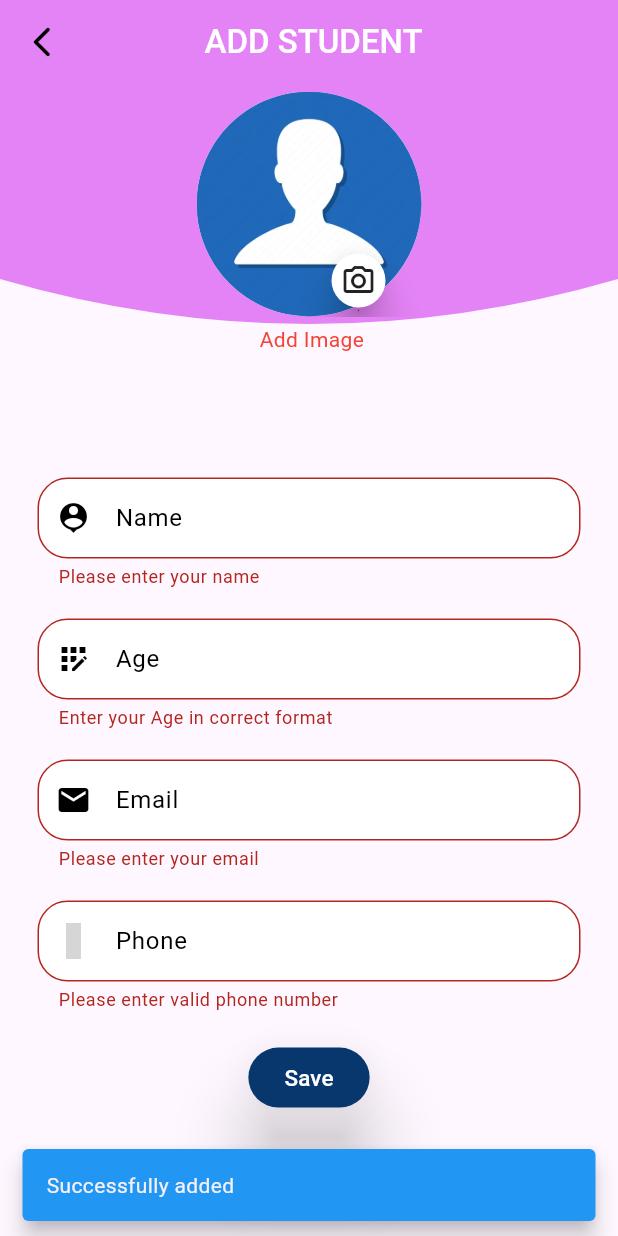
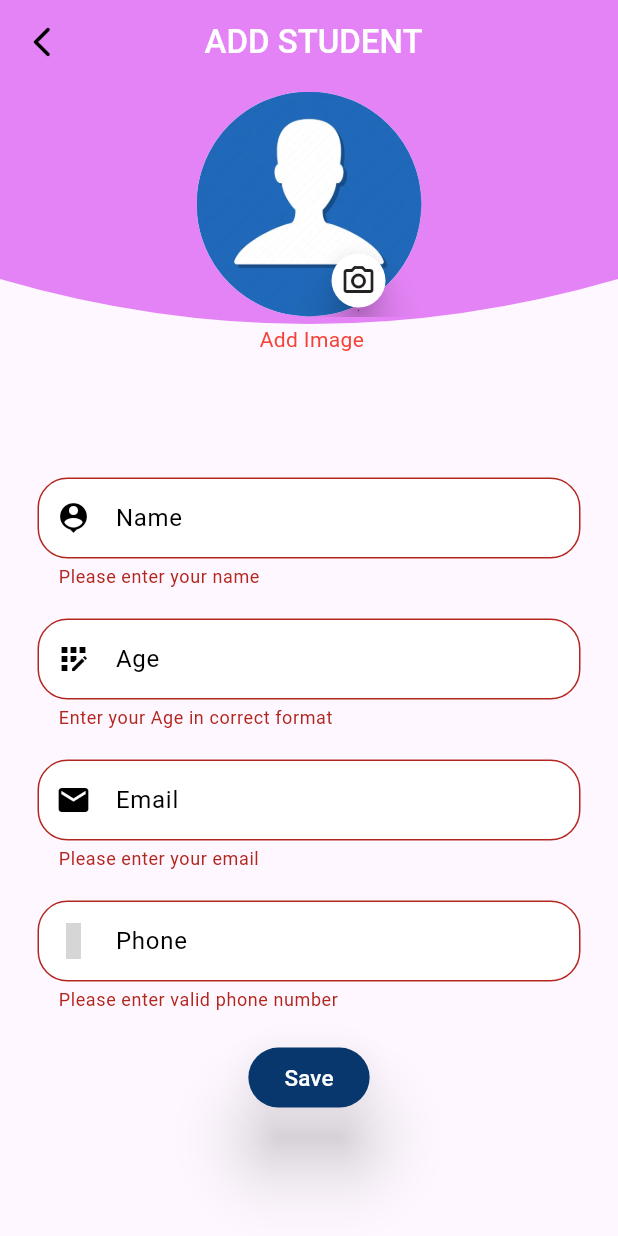
Before and after one commit to RENEEV18/FLutter_Students_Port, a Flutter app: the StudentDetails screen opened directly, after a tap on "Save", on a phone screen of 412 x 824 dp. Run offline on Flutter 3.47's test engine with Material 2 defaults, Android fonts, the phone set to English and light mode, and no system bars; our stand-ins replace google_fonts, hive_flutter, image_picker, loading_animation_widget; accounts and stored records are empty; network calls fail; statements that could not run were skipped; grey boxes are pictures that could not be loaded.

Commit message:
Provider finished

```diff
--- a/lib/list_student.dart
+++ b/lib/list_student.dart
@@ -14,7 +14,11 @@ class ListStudent extends StatelessWidget {
       builder: (context, value, child) {
         return value.dataFound.isEmpty
             ? const Center(
-                child: Text('No Results Found'),
+                heightFactor: 20,
+                child: Text(
+                  'No Results Found!',
+                  style: TextStyle(fontWeight: FontWeight.bold),
+                ),
               )
             : ListView.separated(
                 physics: const NeverScrollableScrollPhysics(),
@@ -89,9 +93,9 @@ void onPressedDelete(BuildContext context, String index) {
                   .getAllData(context);
               ScaffoldMessenger.of(context).showSnackBar(
                 const SnackBar(
-                  content: Text('Successfully delted !'),
+                  content: Text('Successfully deleted !'),
                   behavior: SnackBarBehavior.floating,
-                  duration: Duration(seconds: 2),
+                  duration: Duration(seconds: 1),
                   backgroundColor: Colors.blue,
                 ),
               );
--- a/lib/student_details.dart
+++ b/lib/student_details.dart
@@ -160,6 +160,7 @@ class StudentDetails extends StatelessWidget {
                     height: MediaQuery.of(context).size.height * 0.10,
                   ),
                   ListDetails(
+                    keyboardType: TextInputType.name,
                     formValidator: (p0) {
                       if (p0!.isEmpty) {
                         return 'Please enter your name';
@@ -167,7 +168,6 @@ class StudentDetails extends StatelessWidget {
                         return null;
                       }
                     },
-                    keyboardType: TextInputType.name,
                     controller: studentName,
                     text: const Text(
                       'Name',
@@ -211,7 +211,7 @@ class StudentDetails extends StatelessWidget {
                         return null;
                       }
                     },
-                    keyboardType: TextInputType.emailAddress,
+                    keyboardType: TextInputType.name,
                     controller: _email,
                     text: const Text(
                       'Email',
@@ -262,17 +262,10 @@ class StudentDetails extends StatelessWidget {
                             imagePicker.isVisible(imagePicker.image);
                           }
                         }
-                        ScaffoldMessenger.of(context).showSnackBar(
-                          const SnackBar(
-                            content: Text('Successfully added'),
-                            behavior: SnackBarBehavior.floating,
-                            duration: Duration(seconds: 2),
-                            backgroundColor: Colors.blue,
-                          ),
-                        );
                       } else {
                         if (formKey.currentState!.validate()) {
                           studentSaveClicked(context);
+
                           imagePicker.imageVisible = false;
                         }
                       }
@@ -338,13 +331,20 @@ class StudentDetails extends StatelessWidget {
         const SnackBar(
           content: Text('Successfully edited records'),
           behavior: SnackBarBehavior.floating,
-          duration: Duration(seconds: 2),
+          duration: Duration(seconds: 1),
           backgroundColor: Colors.blue,
         ),
       );
     } else {
       Provider.of<StudentProvider>(context, listen: false).getAllData(context);
-
+      ScaffoldMessenger.of(context).showSnackBar(
+        const SnackBar(
+          content: Text('Successfully added'),
+          behavior: SnackBarBehavior.floating,
+          duration: Duration(seconds: 1),
+          backgroundColor: Colors.blue,
+        ),
+      );
       Navigator.of(context).pop();
     }
   }
--- a/lib/widgets/listdetails.dart
+++ b/lib/widgets/listdetails.dart
@@ -24,7 +24,7 @@ class ListDetails extends StatelessWidget {
       ),
       child: TextFormField(
         validator: formValidator,
-        keyboardType: keyboardType,
+        // keyboardType: keyboardType,
         controller: controller,
         style: const TextStyle(fontSize: 20, color: Colors.black),
         decoration: InputDecoration(
```
